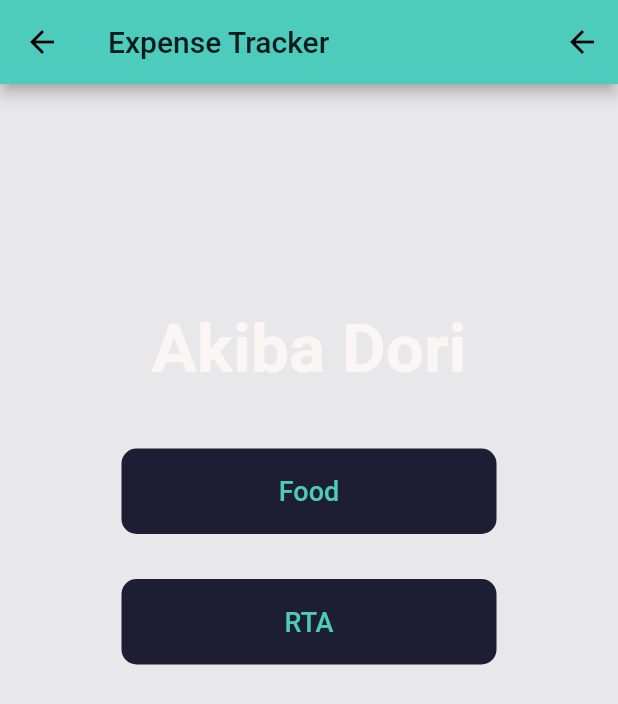
After one commit to Simyan/ExpenseTrackerFlutter, a Flutter app: the screen it shows after launch, after a tap on the "arrow forward" icon, on a phone screen of 412 x 824 dp. The commit adds this screen. Shown: the top 704 px of the screen. Run offline on Flutter 3.47's test engine with Material 2 defaults, Android fonts, the phone set to English and light mode, and no system bars; our stand-ins replace fl_chart.

Commit message:
Category screen UI

```diff
--- /dev/null
+++ b/lib/screens/category_page.dart
@@ -0,0 +1,84 @@
+import 'package:flutter/material.dart';
+
+class CategoryPage extends StatefulWidget {
+  CategoryPage({Key key, this.title}) : super(key: key);
+
+  final String title;
+  @override
+  _CategoryPageState createState() => _CategoryPageState();
+}
+
+class _CategoryPageState extends State<CategoryPage> {
+  @override
+  Widget build(BuildContext context) {
+    return Scaffold(
+        appBar: AppBar(
+          // Here we take the value from the MyHomePage object that was created by
+          // the App.build method, and use it to set our appbar title.
+          title: Text(widget.title),
+          actions: <Widget>[
+            IconButton(
+              icon: const Icon(Icons.arrow_back),
+              tooltip: 'Manage Categories',
+              onPressed: () {
+                Navigator.pop(context);
+              },
+            )
+          ],
+        ),
+        backgroundColor: const Color(0xff1d1e33).withOpacity(0.1),
+        body: Padding(
+          padding: const EdgeInsets.only(top:150.0),
+          child: Column(
+
+            mainAxisSize: MainAxisSize.min,
+            crossAxisAlignment: CrossAxisAlignment.center,
+            children: <Widget>[
+              Center(
+                child: Text("Akiba Dori",
+                    style: TextStyle(
+                        fontSize: 45.0,
+                        fontWeight: FontWeight.w700,
+                        color: const Color(0xffFBF5F3))),
+              ),
+              const SizedBox(height: 25),
+              Container(
+                width: 250,
+                child: Padding(
+                    padding: const EdgeInsets.all(18.0),
+                    child: Center(
+                      child: Text("Food",
+
+                          style: TextStyle(
+                              fontSize: 18.0,
+                              fontWeight: FontWeight.w500,
+                              color: const Color(0xff4dccbd))),
+                    )),
+                margin: EdgeInsets.all(15.0),
+                decoration: BoxDecoration(color: Color(0xFF1D1E33), borderRadius: BorderRadius.circular(10.0),
+                  //boxShadow: [BoxShadow(color: Color(0xFFFFFFFF).withAlpha(50), spreadRadius: 3.2, blurRadius: 4, offset: Offset(0,3))]
+                ),
+              ),
+              Container(
+                width: 250,
+                child: Padding(
+                    padding: const EdgeInsets.all(18.0),
+                    child: Center(
+                      child: Text("RTA",
+
+                          style: TextStyle(
+                              fontSize: 18.0,
+                              fontWeight: FontWeight.w500,
+                              color: const Color(0xff4dccbd))),
+                    )),
+                margin: EdgeInsets.all(15.0),
+                decoration: BoxDecoration(color: Color(0xFF1D1E33), borderRadius: BorderRadius.circular(10.0),
+                  //boxShadow: [BoxShadow(color: Color(0xFFFFFFFF).withAlpha(50), spreadRadius: 3.2, blurRadius: 4, offset: Offset(0,3))]
+                ),
+              ),
+
+            ],
+          ),
+        ));
+  }
+}
--- a/lib/screens/home_page.dart
+++ b/lib/screens/home_page.dart
@@ -1,5 +1,6 @@
 import 'package:flutter/material.dart';
 import 'package:expense_tracker/components/custom_card.dart';
+import 'package:expense_tracker/screens/category_page.dart';
 
 class MyHomePage extends StatefulWidget {
   MyHomePage({Key key, this.title}) : super(key: key);
@@ -19,6 +20,17 @@ class _MyHomePageState extends State<MyHomePage> {
         // Here we take the value from the MyHomePage object that was created by
         // the App.build method, and use it to set our appbar title.
         title: Text(widget.title),
+        actions: <Widget>[
+          IconButton(
+            icon: const Icon(Icons.arrow_forward),
+            tooltip: 'Manage Categories',
+            onPressed: (){
+              Navigator.push(context,
+              MaterialPageRoute(
+                  builder: (context) => CategoryPage( title: widget.title,)));
+            },
+          )
+        ],
       ),
       backgroundColor: const Color(0xff1d1e33).withOpacity(0.1),
       body: SingleChildScrollView(
```
